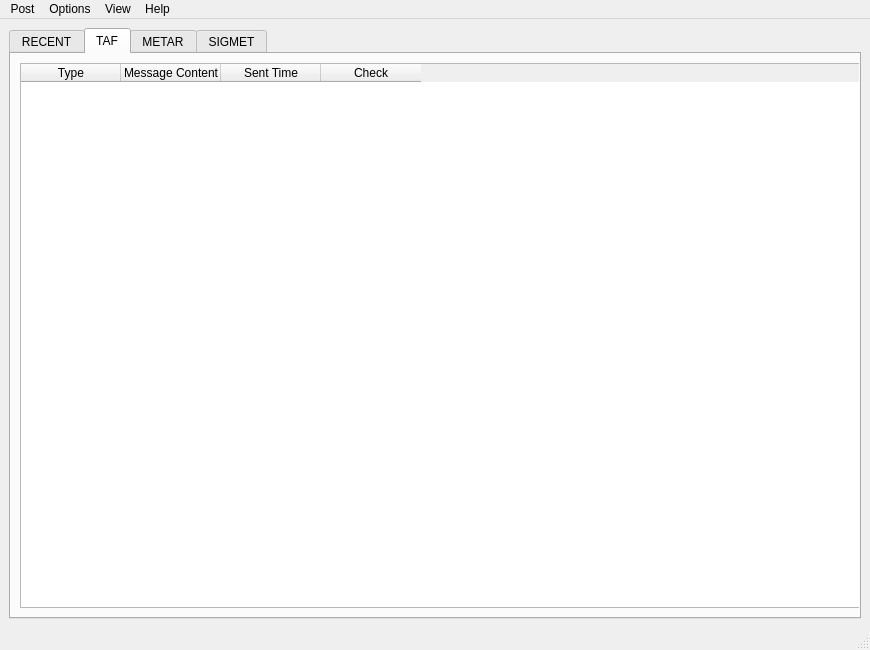
Before: the Qt Designer form tafor/components/ui/main.ui in up1and/tafor, drawn with Qt 5.
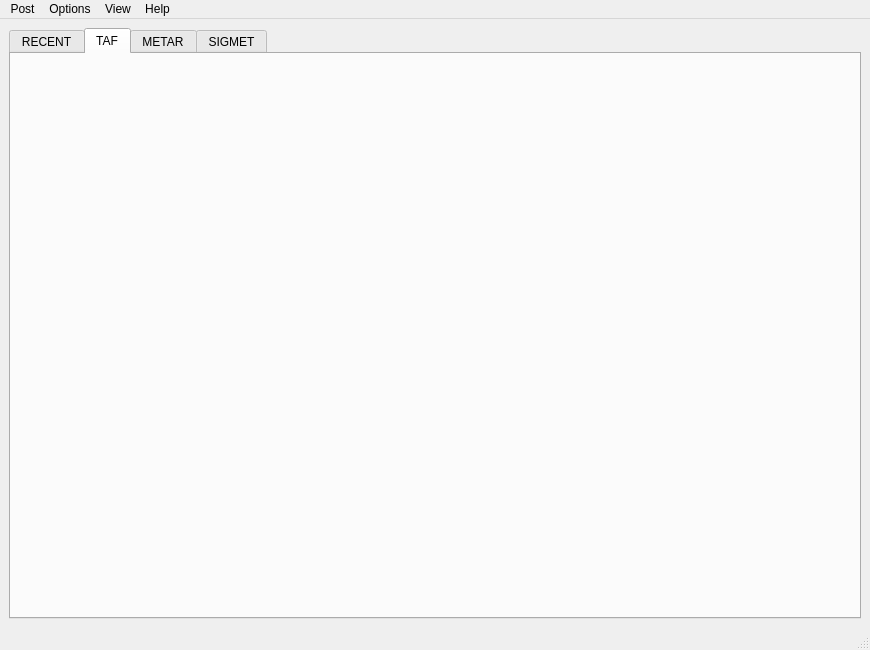
After: the same form once the commit is applied. The open tabs and pages were chosen to show the change.

Commit message: 重构 DataTable 展示页

```diff
--- a/tafor/components/ui/main.ui
+++ b/tafor/components/ui/main.ui
@@ -67,47 +67,7 @@
        <attribute name="title">
         <string>TAF</string>
        </attribute>
-       <layout class="QVBoxLayout" name="tafLayout">
-        <item>
-         <widget class="QTableWidget" name="tafTable">
-          <property name="minimumSize">
-           <size>
-            <width>850</width>
-            <height>0</height>
-           </size>
-          </property>
-          <property name="frameShadow">
-           <enum>QFrame::Raised</enum>
-          </property>
-          <property name="horizontalScrollBarPolicy">
-           <enum>Qt::ScrollBarAlwaysOff</enum>
-          </property>
-          <property name="editTriggers">
-           <set>QAbstractItemView::NoEditTriggers</set>
-          </property>
-          <column>
-           <property name="text">
-            <string>Type</string>
-           </property>
-          </column>
-          <column>
-           <property name="text">
-            <string>Message Content</string>
-           </property>
-          </column>
-          <column>
-           <property name="text">
-            <string>Sent Time</string>
-           </property>
-          </column>
-          <column>
-           <property name="text">
-            <string>Check</string>
-           </property>
-          </column>
-         </widget>
-        </item>
-       </layout>
+       <layout class="QVBoxLayout" name="tafLayout"/>
       </widget>
       <widget class="QWidget" name="metarTab">
        <attribute name="title">
```
Left out of the diff: 69 changed lines with no effect on the pictures. The commit also changes 11 other files.
